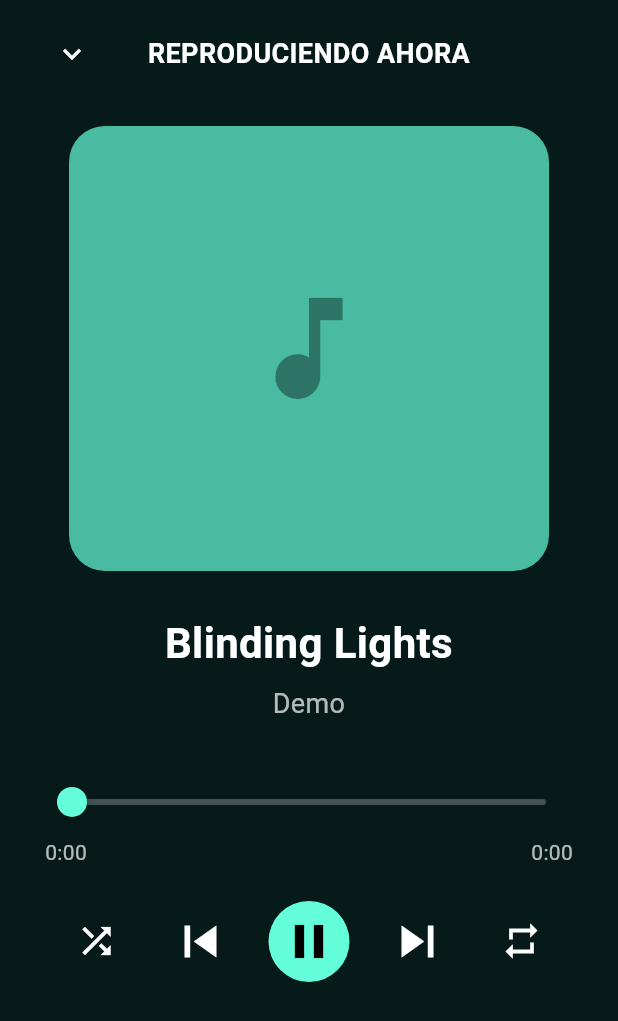
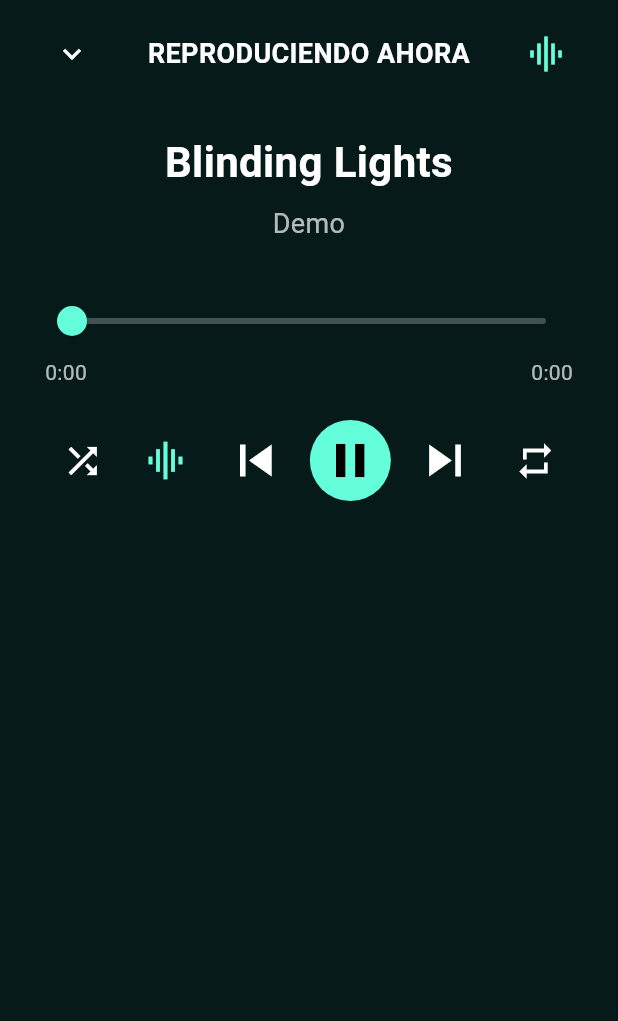
Before and after one commit to NahuelGonzalezMultiAppDev/reproductor_musica, a Flutter app: the screen it shows after launch, after a tap on "Blinding Lights", on a phone screen of 412 x 824 dp. Shown: the top 1021 px of the screen. Run offline on Flutter 3.47's test engine with Material 3 defaults, Android fonts, the phone set to English and light mode, and no system bars; our stand-ins replace file_picker, flutter_riverpod, just_audio, just_audio_background, sqflite_common_ffi; accounts and stored records are empty.

Commit message:
Agregado acceso al ecualizador desde player

```diff
--- a/lib/screens/player_screen.dart
+++ b/lib/screens/player_screen.dart
@@ -1,6 +1,7 @@
 import 'package:flutter/material.dart';
 import 'package:flutter_riverpod/flutter_riverpod.dart';
 import '../providers/player_provider.dart';
+import 'package:reproductor_musica/screens/equalizer_screen.dart';
 
 class PlayerScreen extends ConsumerWidget {
   const PlayerScreen({super.key});
@@ -52,28 +53,23 @@
                       ),
                     ),
                   ),
-                  const SizedBox(width: 48),
+                  IconButton(
+                    onPressed: () {
+                      Navigator.push(
+                        context,
+                        MaterialPageRoute(
+                          builder: (_) => const EqualizerScreen(),
+                        ),
+                      );
+                    },
+                    icon: const Icon(
+                      Icons.graphic_eq,
+                      color: Colors.tealAccent,
+                      size: 28,
+                    ),
+                    tooltip: 'Ecualizador',
+                  ),
                 ],
-              ),
-              const SizedBox(height: 24),
-              Container(
-                width: double.infinity,
-                constraints: const BoxConstraints(
-                  maxWidth: 320,
-                  maxHeight: 320,
-                ),
-                height: MediaQuery.of(context).size.width * 0.72,
-                decoration: BoxDecoration(
-                  color: Colors.tealAccent.withOpacity(0.7),
-                  borderRadius: BorderRadius.circular(24),
-                ),
-                child: const Center(
-                  child: Icon(
-                    Icons.music_note,
-                    size: 90,
-                    color: Colors.black38,
-                  ),
-                ),
               ),
               const SizedBox(height: 28),
               Text(
@@ -167,6 +163,22 @@
                     ),
                   ),
                   IconButton(
+                    onPressed: () {
+                      Navigator.push(
+                        context,
+                        MaterialPageRoute(
+                          builder: (_) => const EqualizerScreen(),
+                        ),
+                      );
+                    },
+                    icon: const Icon(
+                      Icons.graphic_eq,
+                      color: Colors.tealAccent,
+                      size: 30,
+                    ),
+                    tooltip: 'Ecualizador',
+                  ),
+                  IconButton(
                     onPressed: () async {
                       await ref.read(playerProvider.notifier).previous();
                     },
```
Also changed, not shown: lib/screens/equalizer_screen.dart (added, +190 -0 lines), 1 other file.
